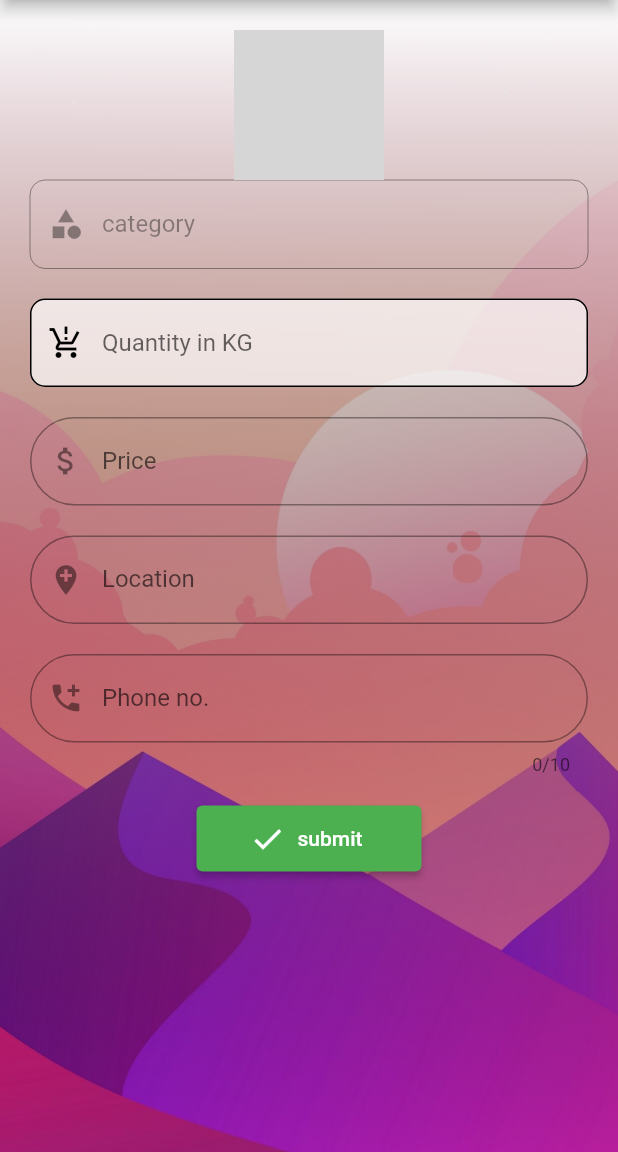
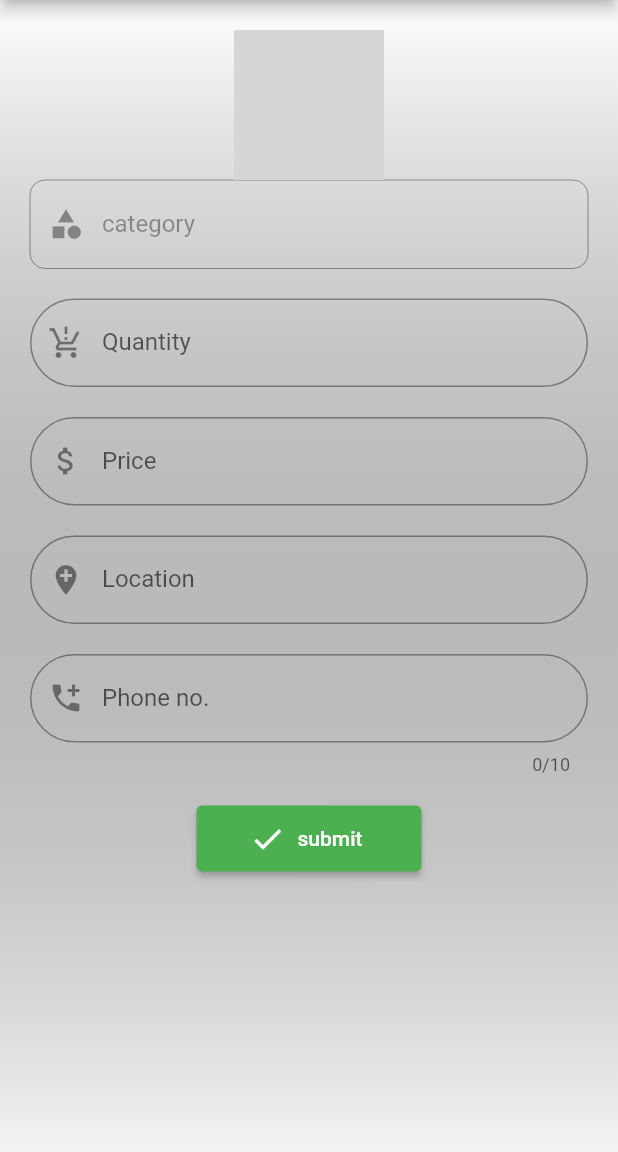
Before and after one commit to NiTHiN6282/ebucket, a Flutter app: the CategoryForm screen opened directly, on a phone screen of 412 x 824 dp, the part 84-1236 px from its top. Run offline on Flutter 3.47's test engine with Material 2 defaults, Android fonts, the phone set to English and light mode, and no system bars; our stand-ins replace cached_network_image, cloud_firestore, firebase_auth, firebase_core, firebase_storage, google_fonts and 2 more; missing offline and left inert: flutter_page_indicator_tv, flutter_swiper_tv; accounts and stored records are empty; statements that could not run were skipped; grey boxes are pictures that could not be loaded.

Commit message:
categoryform ui changed

```diff
--- a/lib/user/categoryform.dart
+++ b/lib/user/categoryform.dart
@@ -57,9 +57,7 @@ class _CategoryFormState extends State<CategoryForm> {
           child: Container(
         height: double.infinity,
         decoration: BoxDecoration(
-            color: Colors.grey.shade200.withOpacity(0.5),
-            image: DecorationImage(
-                fit: BoxFit.cover, image: AssetImage('images/backimage.jpg'))),
+            color: Colors.grey.shade200.withOpacity(0.5),),
         child: Container(
           decoration: BoxDecoration(
               gradient: LinearGradient(
@@ -98,26 +96,11 @@ class _CategoryFormState extends State<CategoryForm> {
                       controller: quantityinputcontroller,
                       keyboardType: TextInputType.number,
                       decoration: InputDecoration(
-                        enabledBorder: OutlineInputBorder(
-                          borderSide: BorderSide(color: Colors.black),
-                          borderRadius: BorderRadius.circular(10),
-                        ),
-                        focusedBorder: OutlineInputBorder(
-                          borderSide: BorderSide(color: Colors.black),
-                          borderRadius: BorderRadius.circular(10),
-                        ),
-
-                        fillColor: Colors.white70,
-                        filled: true,
                         hintText: 'Quantity in KG',
-                        //labelText: 'Quantity',
-                        labelStyle: TextStyle(color: Colors.black87),
-                        prefixIcon: Icon(
-                          Icons.production_quantity_limits,
-                          color: Colors.black,
-                        ),
+                        labelText: 'Quantity',
+                        prefixIcon: Icon(Icons.production_quantity_limits),
                         border: OutlineInputBorder(
-                            borderRadius: BorderRadius.circular(10)),
+                            borderRadius: BorderRadius.circular(30)),
                       ),
                       validator: (value) {
                         if (value!.length < 1)
```
